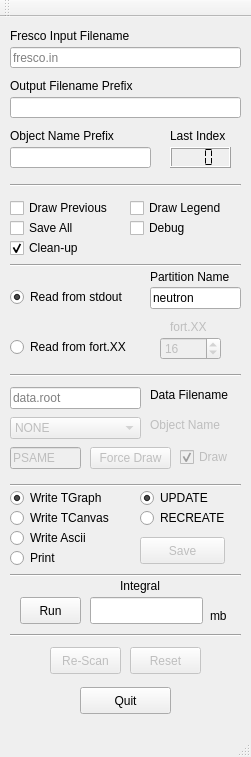
cthornsb/qtfresco, file qtfiles/qtfresco.ui: the form before one commit.
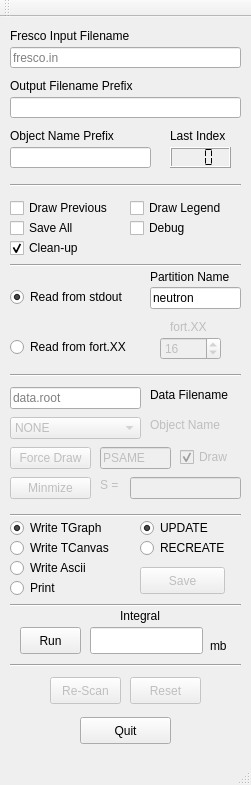
The form after the commit.

Diff of the .ui file:
```diff
--- a/qtfiles/qtfresco.ui
+++ b/qtfiles/qtfresco.ui
@@ -7,7 +7,7 @@
     <x>0</x>
     <y>0</y>
     <width>251</width>
-    <height>757</height>
+    <height>785</height>
    </rect>
   </property>
   <property name="windowTitle">
@@ -31,7 +31,7 @@
     <property name="geometry">
      <rect>
       <x>20</x>
-      <y>580</y>
+      <y>610</y>
       <width>61</width>
       <height>27</height>
      </rect>
@@ -44,7 +44,7 @@
     <property name="geometry">
      <rect>
       <x>80</x>
-      <y>670</y>
+      <y>700</y>
       <width>91</width>
       <height>27</height>
      </rect>
@@ -73,7 +73,7 @@
     <property name="geometry">
      <rect>
       <x>140</x>
-      <y>520</y>
+      <y>550</y>
       <width>85</width>
       <height>27</height>
      </rect>
@@ -89,7 +89,7 @@
     <property name="geometry">
      <rect>
       <x>130</x>
-      <y>630</y>
+      <y>660</y>
       <width>71</width>
       <height>27</height>
      </rect>
@@ -166,7 +166,7 @@
     <property name="geometry">
      <rect>
       <x>10</x>
-      <y>470</y>
+      <y>500</y>
       <width>101</width>
       <height>22</height>
      </rect>
@@ -188,7 +188,7 @@
     <property name="geometry">
      <rect>
       <x>10</x>
-      <y>490</y>
+      <y>520</y>
       <width>111</width>
       <height>22</height>
      </rect>
@@ -204,7 +204,7 @@
     <property name="geometry">
      <rect>
       <x>10</x>
-      <y>530</y>
+      <y>560</y>
       <width>101</width>
       <height>22</height>
      </rect>
@@ -246,7 +246,7 @@
     <property name="geometry">
      <rect>
       <x>10</x>
-      <y>510</y>
+      <y>540</y>
       <width>101</width>
       <height>22</height>
      </rect>
@@ -304,7 +304,7 @@
     <property name="geometry">
      <rect>
       <x>140</x>
-      <y>470</y>
+      <y>500</y>
       <width>101</width>
       <height>22</height>
      </rect>
@@ -323,7 +323,7 @@
     <property name="geometry">
      <rect>
       <x>140</x>
-      <y>490</y>
+      <y>520</y>
       <width>101</width>
       <height>22</height>
      </rect>
@@ -339,7 +339,7 @@
     <property name="geometry">
      <rect>
       <x>10</x>
-      <y>550</y>
+      <y>580</y>
       <width>231</width>
       <height>16</height>
      </rect>
@@ -394,7 +394,7 @@
     <property name="geometry">
      <rect>
       <x>50</x>
-      <y>630</y>
+      <y>660</y>
       <width>71</width>
       <height>27</height>
      </rect>
@@ -407,7 +407,7 @@
     <property name="geometry">
      <rect>
       <x>10</x>
-      <y>610</y>
+      <y>640</y>
       <width>231</width>
       <height>16</height>
      </rect>
@@ -420,7 +420,7 @@
     <property name="geometry">
      <rect>
       <x>120</x>
-      <y>560</y>
+      <y>590</y>
       <width>54</width>
       <height>17</height>
      </rect>
@@ -433,7 +433,7 @@
     <property name="geometry">
      <rect>
       <x>210</x>
-      <y>590</y>
+      <y>620</y>
       <width>21</width>
       <height>17</height>
      </rect>
@@ -446,7 +446,7 @@
     <property name="geometry">
      <rect>
       <x>90</x>
-      <y>580</y>
+      <y>610</y>
       <width>113</width>
       <height>27</height>
      </rect>
@@ -475,7 +475,7 @@
     <property name="geometry">
      <rect>
       <x>10</x>
-      <y>460</y>
+      <y>490</y>
       <width>231</width>
       <height>16</height>
      </rect>
@@ -665,7 +665,7 @@
     </property>
     <property name="geometry">
      <rect>
-      <x>90</x>
+      <x>10</x>
       <y>430</y>
       <width>81</width>
       <height>22</height>
@@ -681,7 +681,7 @@
     </property>
     <property name="geometry">
      <rect>
-      <x>10</x>
+      <x>100</x>
       <y>430</y>
       <width>71</width>
       <height>22</height>
@@ -710,6 +710,54 @@
      <bool>true</bool>
     </property>
    </widget>
+   <widget class="QPushButton" name="pushButton_minimize">
+    <property name="enabled">
+     <bool>false</bool>
+    </property>
+    <property name="geometry">
+     <rect>
+      <x>10</x>
+      <y>460</y>
+      <width>81</width>
+      <height>22</height>
+     </rect>
+    </property>
+    <property name="text">
+     <string>Minmize</string>
+    </property>
+   </widget>
+   <widget class="QLineEdit" name="lineEdit_specFactor">
+    <property name="enabled">
+     <bool>false</bool>
+    </property>
+    <property name="geometry">
+     <rect>
+      <x>130</x>
+      <y>460</y>
+      <width>111</width>
+      <height>22</height>
+     </rect>
+    </property>
+    <property name="readOnly">
+     <bool>true</bool>
+    </property>
+   </widget>
+   <widget class="QLabel" name="label_specFactor">
+    <property name="enabled">
+     <bool>false</bool>
+    </property>
+    <property name="geometry">
+     <rect>
+      <x>100</x>
+      <y>460</y>
+      <width>21</width>
+      <height>16</height>
+     </rect>
+    </property>
+    <property name="text">
+     <string>S =</string>
+    </property>
+   </widget>
   </widget>
   <widget class="QMenuBar" name="menuBar">
    <property name="geometry">
```
Left out of the diff: 2 changed lines with no effect on the pictures.
